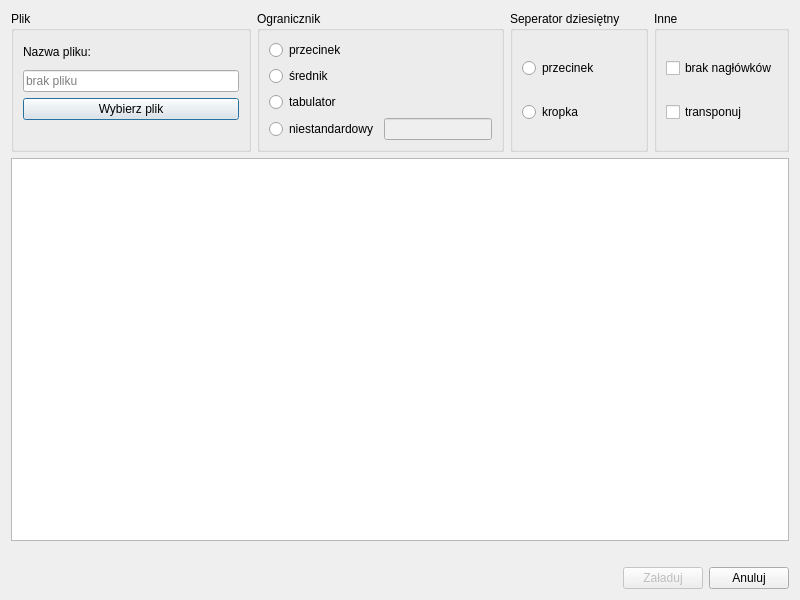
Before: the Qt Designer form ui/AddFile/add-file-main-window-v2.ui in OskarLewandowski/dex-data-experience, drawn with Qt 5.
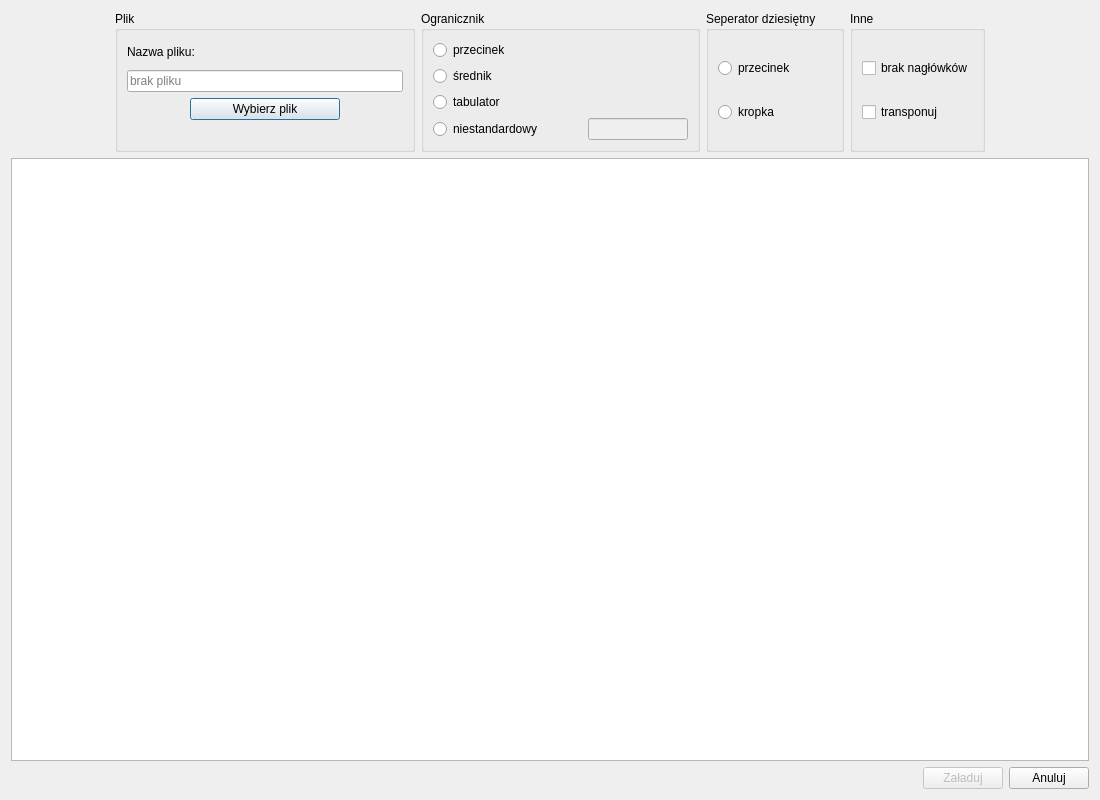
After: the same form once the commit is applied.

Diff of the .ui file:
```diff
--- a/ui/AddFile/add-file-main-window-v2.ui
+++ b/ui/AddFile/add-file-main-window-v2.ui
@@ -9,14 +9,14 @@
    <rect>
     <x>0</x>
     <y>0</y>
-    <width>800</width>
-    <height>600</height>
+    <width>1100</width>
+    <height>800</height>
    </rect>
   </property>
   <property name="minimumSize">
    <size>
-    <width>800</width>
-    <height>600</height>
+    <width>1100</width>
+    <height>800</height>
    </size>
   </property>
   <property name="windowTitle">
@@ -25,8 +25,36 @@
   <layout class="QVBoxLayout" name="verticalLayout_5">
    <item>
     <layout class="QHBoxLayout" name="horizontalLayout_2">
+     <item>
+      <spacer name="horizontalSpacer_4">
+       <property name="orientation">
+        <enum>Qt::Horizontal</enum>
+       </property>
+       <property name="sizeType">
+        <enum>QSizePolicy::Expanding</enum>
+       </property>
+       <property name="sizeHint" stdset="0">
+        <size>
+         <width>40</width>
+         <height>20</height>
+        </size>
+       </property>
+      </spacer>
+     </item>
      <item>
       <widget class="QGroupBox" name="groupBox_Choose_File">
+       <property name="minimumSize">
+        <size>
+         <width>300</width>
+         <height>0</height>
+        </size>
+       </property>
+       <property name="maximumSize">
+        <size>
+         <width>300</width>
+         <height>250</height>
+        </size>
+       </property>
        <property name="title">
         <string>Plik</string>
        </property>
@@ -40,6 +68,12 @@
         </item>
         <item>
          <widget class="QLineEdit" name="lineEdit_Filename">
+          <property name="maximumSize">
+           <size>
+            <width>16777215</width>
+            <height>16777215</height>
+           </size>
+          </property>
           <property name="readOnly">
            <bool>true</bool>
           </property>
@@ -49,26 +83,62 @@
          </widget>
         </item>
         <item>
-         <widget class="QPushButton" name="pushButton_Choose_File">
-          <property name="text">
-           <string>Wybierz plik</string>
-          </property>
-          <property name="default">
-           <bool>true</bool>
-          </property>
-         </widget>
+         <layout class="QHBoxLayout" name="horizontalLayout_4">
+          <item>
+           <spacer name="horizontalSpacer_6">
+            <property name="orientation">
+             <enum>Qt::Horizontal</enum>
+            </property>
+            <property name="sizeHint" stdset="0">
+             <size>
+              <width>40</width>
+              <height>20</height>
+             </size>
+            </property>
+           </spacer>
+          </item>
+          <item>
+           <widget class="QPushButton" name="pushButton_Choose_File">
+            <property name="minimumSize">
+             <size>
+              <width>150</width>
+              <height>0</height>
+             </size>
+            </property>
+            <property name="text">
+             <string>Wybierz plik</string>
+            </property>
+            <property name="default">
+             <bool>true</bool>
+            </property>
+           </widget>
+          </item>
+          <item>
+           <spacer name="horizontalSpacer_7">
+            <property name="orientation">
+             <enum>Qt::Horizontal</enum>
+            </property>
+            <property name="sizeHint" stdset="0">
+             <size>
+              <width>40</width>
+              <height>20</height>
+             </size>
+            </property>
+           </spacer>
+          </item>
+         </layout>
         </item>
         <item>
          <spacer name="horizontalSpacer_3">
           <property name="orientation">
-           <enum>Qt::Horizontal</enum>
+           <enum>Qt::Vertical</enum>
           </property>
           <property name="sizeType">
-           <enum>QSizePolicy::Minimum</enum>
+           <enum>QSizePolicy::Fixed</enum>
           </property>
           <property name="sizeHint" stdset="0">
            <size>
-            <width>40</width>
+            <width>20</width>
             <height>20</height>
            </size>
           </property>
@@ -79,6 +149,18 @@
      </item>
      <item>
       <widget class="QGroupBox" name="groupBox_Separator">
+       <property name="minimumSize">
+        <size>
+         <width>200</width>
+         <height>0</height>
+        </size>
+       </property>
+       <property name="maximumSize">
+        <size>
+         <width>300</width>
+         <height>250</height>
+        </size>
+       </property>
        <property name="title">
         <string>Ogranicznik</string>
        </property>
@@ -113,11 +195,39 @@
             </property>
            </widget>
           </item>
+          <item>
+           <spacer name="horizontalSpacer_8">
+            <property name="orientation">
+             <enum>Qt::Horizontal</enum>
+            </property>
+            <property name="sizeType">
+             <enum>QSizePolicy::Fixed</enum>
+            </property>
+            <property name="sizeHint" stdset="0">
+             <size>
+              <width>40</width>
+              <height>20</height>
+             </size>
+            </property>
+           </spacer>
+          </item>
           <item>
            <widget class="QLineEdit" name="lineEdit_Custom_Delimiter">
             <property name="enabled">
              <bool>false</bool>
             </property>
+            <property name="minimumSize">
+             <size>
+              <width>75</width>
+              <height>0</height>
+             </size>
+            </property>
+            <property name="maximumSize">
+             <size>
+              <width>100</width>
+              <height>16777215</height>
+             </size>
+            </property>
            </widget>
           </item>
          </layout>
@@ -127,6 +237,12 @@
      </item>
      <item>
       <widget class="QGroupBox" name="groupBox_Decimal_Separator">
+       <property name="maximumSize">
+        <size>
+         <width>16777215</width>
+         <height>250</height>
+        </size>
+       </property>
        <property name="title">
         <string>Seperator dziesiętny</string>
        </property>
@@ -150,6 +266,12 @@
      </item>
      <item>
       <widget class="QGroupBox" name="groupBox_Other">
+       <property name="maximumSize">
+        <size>
+         <width>16777215</width>
+         <height>250</height>
+        </size>
+       </property>
        <property name="title">
         <string>Inne</string>
        </property>
@@ -171,24 +293,24 @@
        </layout>
       </widget>
      </item>
+     <item>
+      <spacer name="horizontalSpacer_5">
+       <property name="orientation">
+        <enum>Qt::Horizontal</enum>
+       </property>
+       <property name="sizeHint" stdset="0">
+        <size>
+         <width>40</width>
+         <height>20</height>
+        </size>
+       </property>
+      </spacer>
+     </item>
     </layout>
    </item>
    <item>
     <widget class="QTableView" name="tableView_Data_Table"/>
    </item>
-   <item>
-    <spacer name="horizontalSpacer_2">
-     <property name="orientation">
-      <enum>Qt::Horizontal</enum>
-     </property>
-     <property name="sizeHint" stdset="0">
-      <size>
-       <width>40</width>
-       <height>20</height>
-      </size>
-     </property>
-    </spacer>
-   </item>
    <item>
     <layout class="QHBoxLayout" name="horizontalLayout_3">
      <item>
```
Left out of the diff: 2 changed lines with no effect on the pictures.
